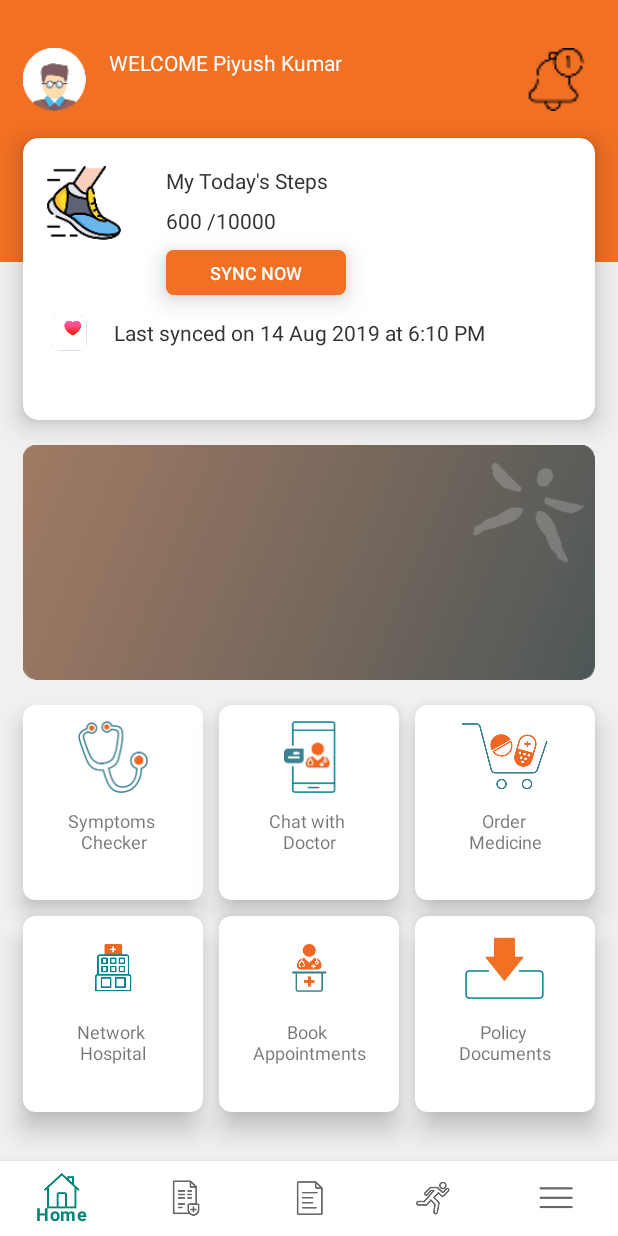
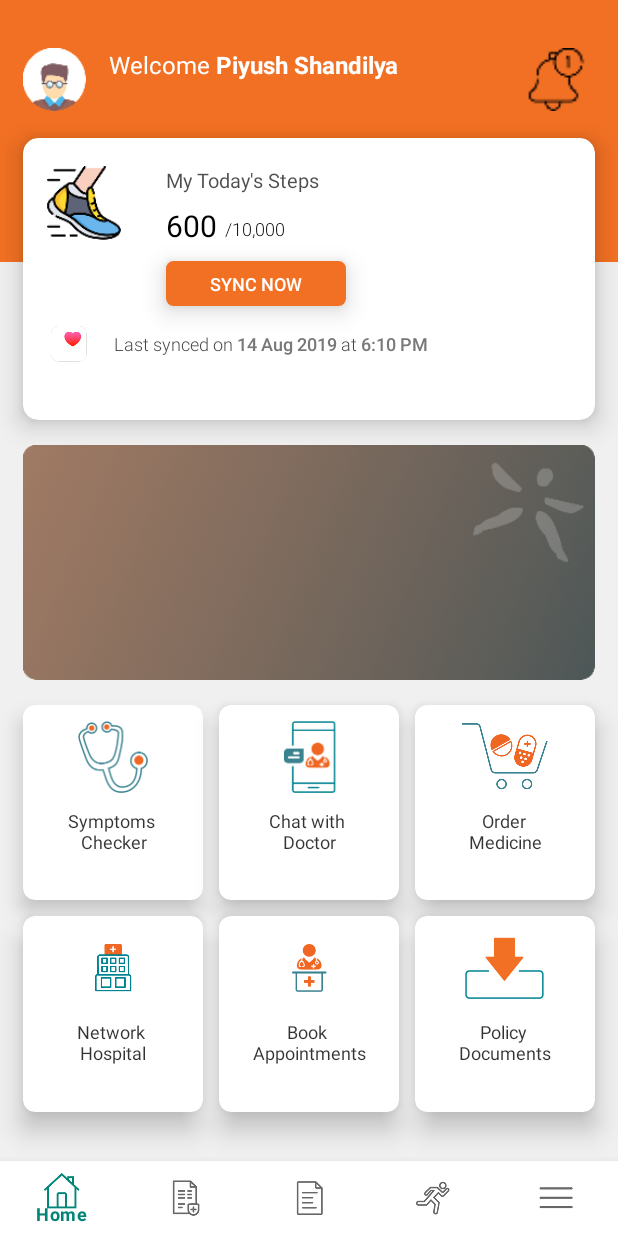
Before and after one commit to puneetKumarIos/AndroidDemo, an Android app: the HomeScreenFrg screen opened directly, with no data from a screen before it, on a phone screen of 412 x 824 dp. Run offline under Robolectric (Android 15) with nearby library versions, the phone set to English and light mode, and no system bars; our stand-ins replace navigation-ui.

Commit message:
added font

```diff
--- a/app/src/main/java/com/example/constraintslayout/ui/homeActivity/HomeScreenFrg.kt
+++ b/app/src/main/java/com/example/constraintslayout/ui/homeActivity/HomeScreenFrg.kt
@@ -1,23 +1,32 @@
 package com.example.constraintslayout.ui.homeActivity
 
 
+import android.graphics.Typeface
 import android.os.Bundle
-import com.google.android.material.bottomnavigation.BottomNavigationView
+import android.text.Spannable
+import android.text.SpannableString
+import android.text.SpannableStringBuilder
+import android.text.Spanned
+import android.text.style.ForegroundColorSpan
+import android.text.style.StyleSpan
 import androidx.fragment.app.Fragment
 import android.view.LayoutInflater
 import android.view.View
 import android.view.ViewGroup
-import com.example.constraintslayout.ui.more.MoreFrg
 import com.example.constraintslayout.R
-import com.example.constraintslayout.ui.stayActive.StayActiveFrg
-import com.example.constraintslayout.ui.claimList.MyClaimListFrg
-import com.example.constraintslayout.ui.mainActivity.MainActivity
-import com.example.constraintslayout.ui.policyList.MyPolicyListFrg
 import kotlinx.android.synthetic.main.fragment_home_screen.*
 
 class HomeScreenFrg : Fragment()
 {
 
+    // ==================================================================================//
+    // MARK: ********************* Variable *********************
+    // ==================================================================================//
+
+
+    // ==================================================================================//
+    // MARK: ********************* Default  Fragment Method *********************
+    // ==================================================================================//
 
     override fun onCreateView(inflater: LayoutInflater, container: ViewGroup?, savedInstanceState: Bundle?): View?
     {
@@ -26,9 +35,69 @@ class HomeScreenFrg : Fragment()
 
     override fun onViewCreated(view: View, savedInstanceState: Bundle?) {
         super.onViewCreated(view, savedInstanceState)
+        setValue()
+
 
     }
 
 
+    // ==================================================================================//
+    // MARK: ********************* Private Method *********************
+    // ==================================================================================//
 
+    fun setValue()
+    {
+        name_textView.text = setBoldSpannable("Welcome Piyush Shandilya","Piyush Shandilya")
+        last_sync_textView.text = setBoldOnKeywords("Last synced on 14 Aug 2019 at 6:10 PM",arrayOf<String>("14 Aug 2019","6:10 PM"),arrayOf<Int>(resources.getColor(R.color.darkGrey),resources.getColor(R.color.darkGrey)))
     }
+
+
+    private fun setBoldSpannable(mainText: String,subString:String): SpannableString
+    {
+
+        val startIndex = mainText.indexOf(subString)
+        val endIndex   = startIndex + subString.length
+
+        val spannableContent = SpannableString(mainText)
+        spannableContent.setSpan(StyleSpan(Typeface.BOLD), startIndex,  endIndex, Spannable.SPAN_INCLUSIVE_INCLUSIVE)
+
+
+        val colorId = resources.getColor(R.color.white)
+        spannableContent.setSpan(ForegroundColorSpan(colorId), startIndex,  endIndex, Spannable.SPAN_INCLUSIVE_INCLUSIVE)
+        return spannableContent
+    }
+
+    private fun setBoldOnKeywords(text: String, searchKeywords: Array<String>,colors:Array<Int>): SpannableStringBuilder
+    {
+        val span = SpannableStringBuilder(text)
+
+        var i = 0
+        for (keyword in searchKeywords)
+        {
+
+            var offset = 0
+            var start: Int
+
+            val len = keyword.length
+
+            start = text.indexOf(keyword, offset, true)
+
+            while (start >= 0)
+            {
+                val spanStyle = StyleSpan(Typeface.BOLD)
+                span.setSpan(spanStyle, start, start + len, Spanned.SPAN_INCLUSIVE_INCLUSIVE)
+
+                val colorId = colors[i]
+                span.setSpan(ForegroundColorSpan(colorId), start,  start + len, Spannable.SPAN_INCLUSIVE_INCLUSIVE)
+
+                offset = start + len
+                start = text.indexOf(keyword, offset, true)
+                i++
+            }
+        }
+        return span
+    }
+
+
+
+}
--- a/app/src/main/res/layout/fragment_home_screen.xml
+++ b/app/src/main/res/layout/fragment_home_screen.xml
@@ -82,18 +82,26 @@
     <!-- name_textView -->
     <androidx.appcompat.widget.AppCompatTextView
             android:id="@+id/name_textView"
-                android:text="WELCOME Piyush Kumar"
             android:layout_width="0dp"
             android:layout_height="0dp"
+
+            android:text="WELCOME Piyush Kumar"
             android:textColor="#FFFFFF"
+            android:fontFamily="sans-serif"
+            android:textSize="16sp"
+
+            android:layout_marginEnd="15dp"
+            android:layout_marginRight="15dp"
+            android:layout_marginStart="15dp"
+            android:layout_marginLeft="15dp"
+
             app:layout_constraintStart_toEndOf="@+id/profile_imageview"
             app:layout_constraintEnd_toStartOf="@+id/notification_imageview"
             app:layout_constraintTop_toTopOf="@+id/profile_imageview"
             app:layout_constraintBottom_toBottomOf="@+id/profile_imageview"
-                android:layout_marginEnd="15dp"
-                android:layout_marginRight="15dp"
-                android:layout_marginStart="15dp"
-                android:layout_marginLeft="15dp"/>
+
+
+            />
 
     <!-- notification_imageview -->
     <androidx.appcompat.widget.AppCompatImageView
@@ -188,7 +196,10 @@
                     android:layout_height="wrap_content"
 
                     android:text="My Today's Steps"
-                    android:textColor="#333333"
+                    android:textColor="#000000"
+                    android:fontFamily="sans-serif"
+                    android:alpha="0.7"
+                    android:textSize="13sp"
                     app:layout_constraintStart_toEndOf="@+id/sneaker_imageView"
                     app:layout_constraintEnd_toEndOf="parent"
                     app:layout_constraintTop_toTopOf="@+id/sneaker_top_guideline"
@@ -201,15 +212,31 @@
                     android:layout_width="0dp"
                     android:layout_height="wrap_content"
 
-                    android:text="600 /10000"
-                    android:textColor="#333333"
+                    android:layout_marginTop="7dp"
+                    android:text="600"
+                    android:textColor="#000000"
 
-                    android:layout_marginTop="7dp"
+                    android:textSize="20sp"
 
                     app:layout_constraintStart_toStartOf="@+id/step_textView"
-                    app:layout_constraintEnd_toEndOf="@+id/step_textView"
-                    app:layout_constraintTop_toBottomOf="@+id/step_textView"
-                   />
+                    app:layout_constraintTop_toBottomOf="@+id/step_textView" />
+
+            <!-- Step Total Textview -->
+            <TextView
+                    android:id="@+id/step_total_textView"
+                    android:layout_width="0dp"
+                    android:layout_height="wrap_content"
+
+                    android:layout_marginLeft="5dp"
+                    android:text="/10,000"
+                    android:textColor="#000000"
+                    android:fontFamily="sans-serif-light"
+
+                    android:textSize="12sp"
+                    android:layout_marginBottom="3dp"
+
+                    app:layout_constraintBottom_toBottomOf="@+id/step_count_textView"
+                    app:layout_constraintStart_toEndOf="@+id/step_count_textView" />
 
 
             <!-- SYNC NOW CARD VIEW -->
@@ -294,7 +321,10 @@
                     android:layout_height="wrap_content"
 
                     android:text="Last synced on 14 Aug 2019 at 6:10 PM"
-                    android:textColor="#333333"
+                    android:textColor="#464646"
+                    android:fontFamily="sans-serif-light"
+                    android:textSize="12sp"
+                    android:textStyle="normal"
 
                     android:layout_marginRight="15dp"
                     android:layout_marginLeft="15dp"
@@ -432,6 +462,8 @@
                     android:fontFamily="sans-serif"
                     android:textSize="12sp"
                     android:textStyle="normal"
+                    android:textColor="@color/black"
+                    android:alpha="0.8"
 
                     android:layout_marginTop="10dp"
 
@@ -514,6 +546,8 @@
                     android:fontFamily="sans-serif"
                     android:textSize="12sp"
                     android:textStyle="normal"
+                    android:textColor="@color/black"
+                    android:alpha="0.8"
 
                     android:layout_marginTop="10dp"
 
@@ -594,6 +628,8 @@
                     android:fontFamily="sans-serif"
                     android:textSize="12sp"
                     android:textStyle="normal"
+                    android:textColor="@color/black"
+                    android:alpha="0.8"
 
                     android:layout_marginTop="10dp"
 
@@ -677,6 +713,8 @@
                     android:fontFamily="sans-serif"
                     android:textSize="12sp"
                     android:textStyle="normal"
+                    android:textColor="@color/black"
+                    android:alpha="0.8"
 
                     android:layout_marginTop="10dp"
 
@@ -761,6 +799,9 @@
                     android:fontFamily="sans-serif"
                     android:textSize="12sp"
                     android:textStyle="normal"
+                    android:textColor="@color/black"
+                    android:alpha="0.8"
+
 
                     android:layout_marginTop="10dp"
 
@@ -842,6 +883,8 @@
                     android:fontFamily="sans-serif"
                     android:textSize="12sp"
                     android:textStyle="normal"
+                    android:textColor="@color/black"
+                    android:alpha="0.8"
 
                     android:layout_marginTop="10dp"
 
--- a/app/src/main/res/values/colors.xml
+++ b/app/src/main/res/values/colors.xml
@@ -12,6 +12,9 @@
     <color name="divider">#e6e6e6</color>
     <color name="themeBackroundColor">#b4b4b4</color>
     <color name="black">#000000</color>
+    <color name="darkGrey">#787878</color>
+
+
 
 
 
```
Lines whose indentation alone changed are shown as unchanged.
